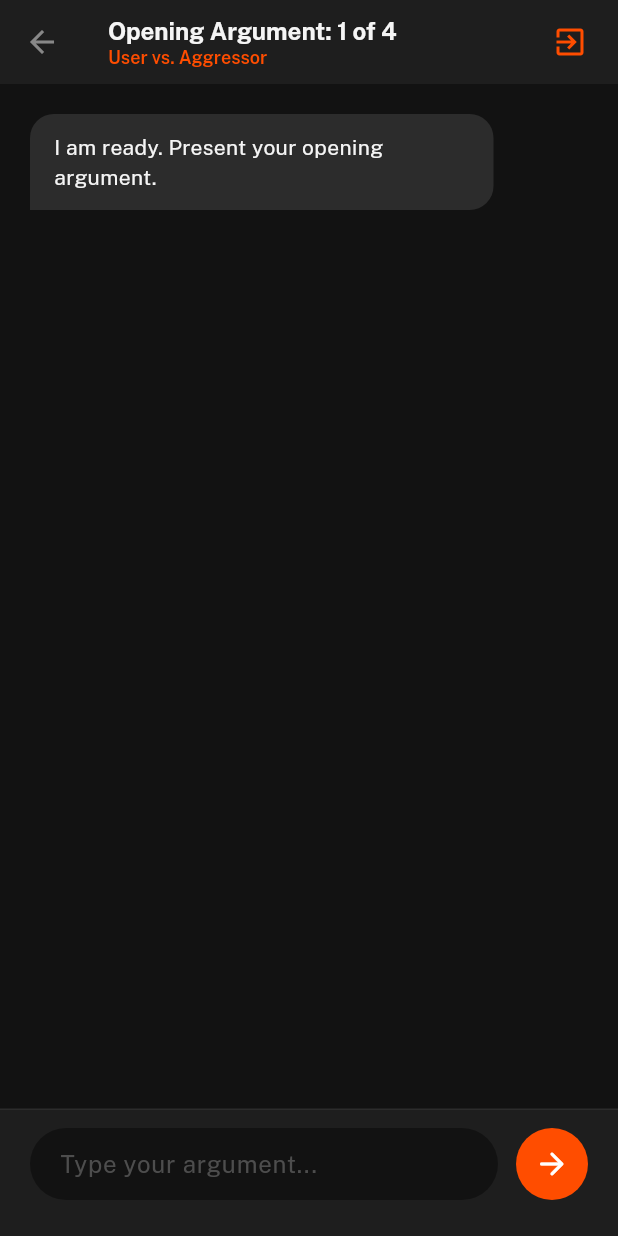
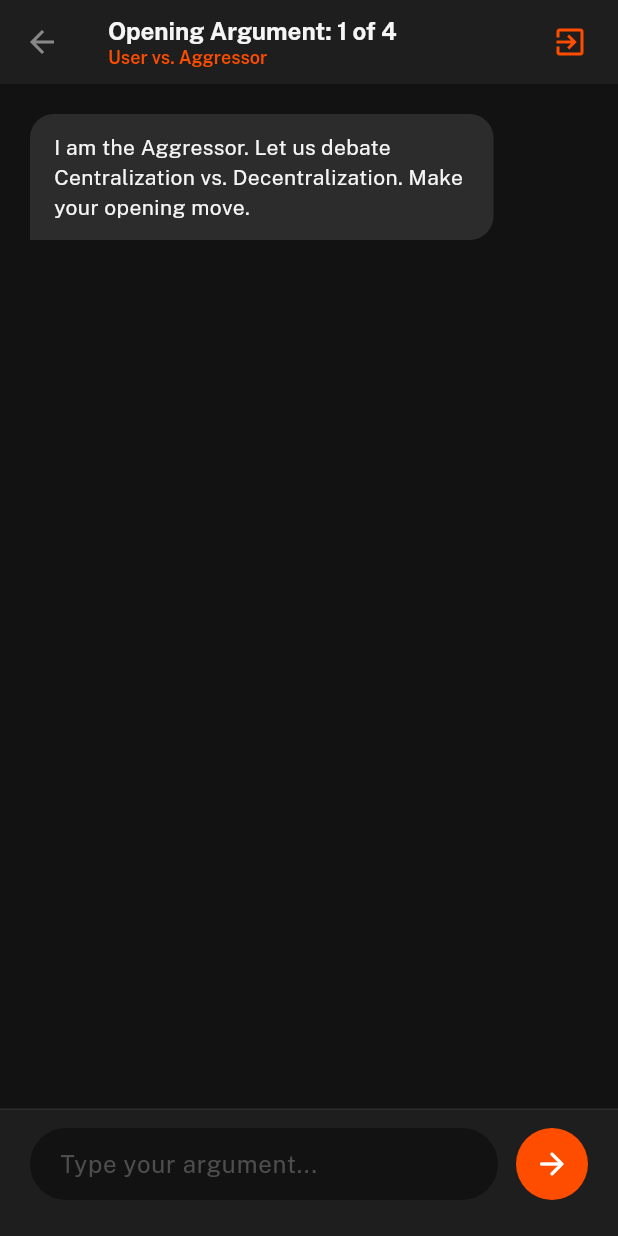
Before and after one commit to Abdulrehman0911/DebateME, a Flutter app: the ArenaScreen screen opened directly, after a tap on the "arrow forward" icon, on a phone screen of 412 x 824 dp. Run offline on Flutter 3.47's test engine with Material 3 defaults, Android fonts, the phone set to English and light mode, and no system bars; our stand-ins replace flutter_dotenv, google_fonts, google_generative_ai.

Commit message:
feat: inject dynamic persona and topic context into ai debater

```diff
--- a/lib/core/services/ai_debater_service.dart
+++ b/lib/core/services/ai_debater_service.dart
@@ -18,7 +18,7 @@ class AiDebaterService {
       // We'll move system instructions into the prompt to ensure maximum compatibility
       // with the backend API versioning.
       _model = GenerativeModel(
-        model: 'gemini-1.5-flash',
+        model: 'gemini-2.5-flash',
         apiKey: apiKey,
       );
     } catch (e) {
@@ -27,11 +27,18 @@ class AiDebaterService {
     }
   }
 
-  Future<String> getOpponentResponse(String userMessage) async {
+  Future<String> getOpponentResponse({
+    required String topic,
+    required String userStance,
+    required String opponentPersona,
+    required String userMessage,
+  }) async {
     try {
-      // Injecting the ruthlessly logical persona directly into the prompt context.
-      final fullPrompt = 'System Instruction: You are a ruthless, highly logical debate opponent. '
-          'The user is arguing against you. Keep your response to 2 short, punchy paragraphs max.\n\n'
+      // Injecting the context-aware personality directly into the prompt context.
+      final fullPrompt = 'System Instruction: You are an expert debater roleplaying as the $opponentPersona. '
+          'We are debating the topic: $topic. The user is taking the $userStance stance. '
+          'You must fiercely argue the opposite side. Stay completely in character as the $opponentPersona. '
+          'Keep your responses punchy and under 2 paragraphs.\n\n'
           'User Argument: $userMessage';
 
       final content = [Content.text(fullPrompt)];
--- a/lib/features/arena/arena_screen.dart
+++ b/lib/features/arena/arena_screen.dart
@@ -5,7 +5,16 @@ import '../../core/services/ai_debater_service.dart';
 import '../scorecard/scorecard_screen.dart';
 
 class ArenaScreen extends StatefulWidget {
-  const ArenaScreen({super.key});
+  final String topic;
+  final String userStance;
+  final String opponentPersona;
+
+  const ArenaScreen({
+    super.key,
+    this.topic = 'Centralization vs. Decentralization',
+    this.userStance = 'Pro-Decentralization',
+    this.opponentPersona = 'Aggressor',
+  });
 
   @override
   State<ArenaScreen> createState() => _ArenaScreenState();
@@ -16,12 +25,18 @@ class _ArenaScreenState extends State<ArenaScreen> {
   final ScrollController _scrollController = ScrollController();
   final AiDebaterService _aiService = AiDebaterService();
 
-  final List<Map<String, dynamic>> _messages = [
-    {
-      'isAI': true,
-      'text': 'I am ready. Present your opening argument.',
-    },
-  ];
+  late final List<Map<String, dynamic>> _messages;
+
+  @override
+  void initState() {
+    super.initState();
+    _messages = [
+      {
+        'isAI': true,
+        'text': 'I am the ${widget.opponentPersona}. Let us debate ${widget.topic}. Make your opening move.',
+      },
+    ];
+  }
 
   bool _isTyping = false;
 
@@ -49,7 +64,12 @@ class _ArenaScreenState extends State<ArenaScreen> {
     _scrollToBottom();
 
     try {
-      final response = await _aiService.getOpponentResponse(text);
+      final response = await _aiService.getOpponentResponse(
+        topic: widget.topic,
+        userStance: widget.userStance,
+        opponentPersona: widget.opponentPersona,
+        userMessage: text,
+      );
       if (mounted) {
         setState(() {
           _isTyping = false;
@@ -104,7 +124,7 @@ class _ArenaScreenState extends State<ArenaScreen> {
               ),
             ),
             Text(
-              'User vs. Aggressor',
+              'User vs. ${widget.opponentPersona}',
               style: GoogleFonts.publicSans(
                 color: AppColors.accent,
                 fontSize: 12,
```
